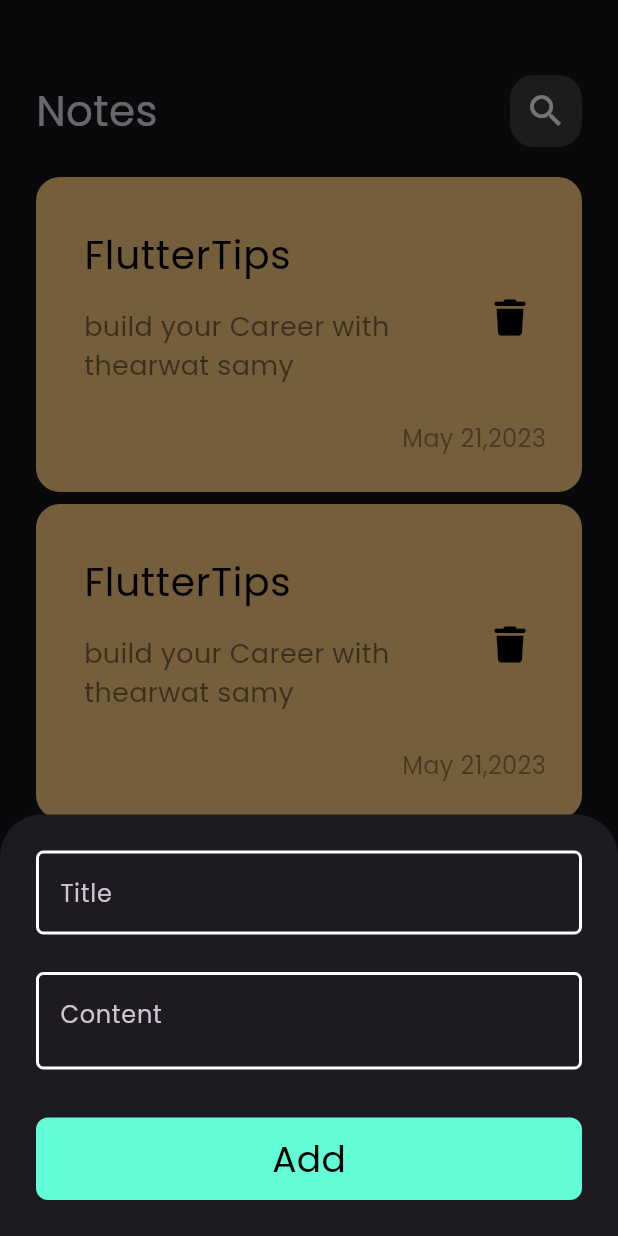
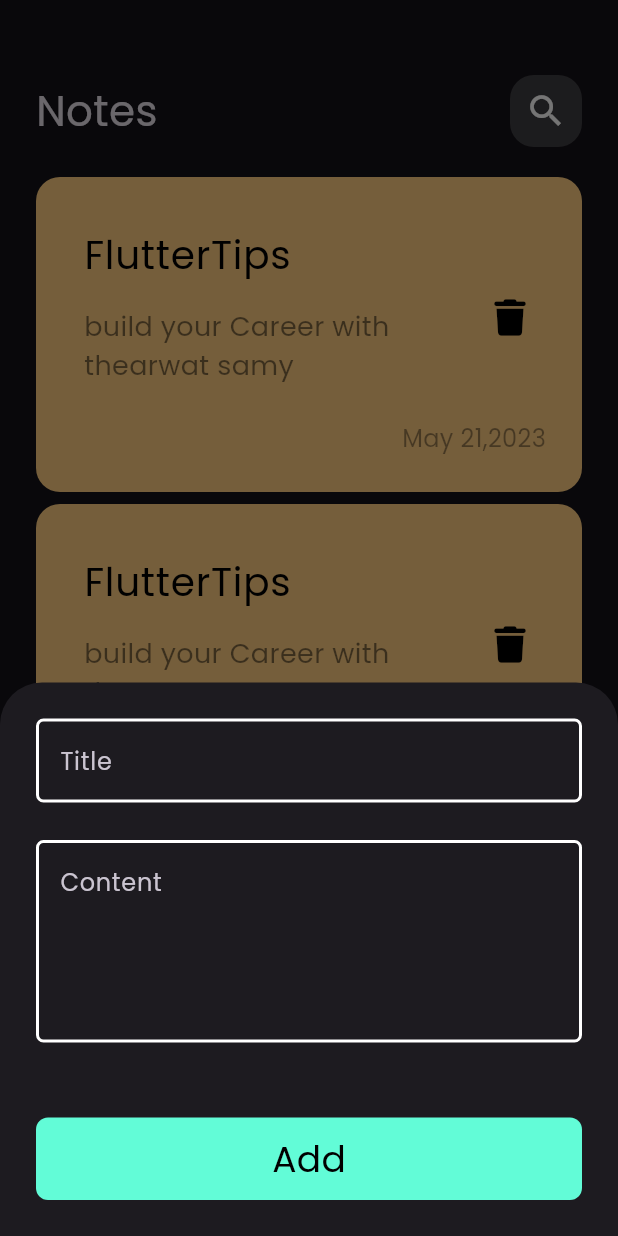
Before and after one commit to AbdelmenamAdel/Notes-App, a Flutter app: the screen it shows after launch, after a tap on the "add" icon, on a phone screen of 412 x 824 dp. Run offline on Flutter 3.47's test engine with Material 3 defaults, Android fonts, the phone set to English and light mode, and no system bars; our stand-ins replace font_awesome_flutter.

Commit message:
finished notes buttom sheet

```diff
--- a/lib/Views/notes_view.dart
+++ b/lib/Views/notes_view.dart
@@ -1,7 +1,6 @@
 import 'package:flutter/material.dart';
 import 'package:notes_app/Views/constants.dart';
 import 'package:notes_app/Views/widget/add_note_buttom_sheet.dart';
-import 'package:notes_app/Views/widget/custom_text_form_field.dart';
 import 'package:notes_app/Views/widget/notes_view_body.dart';
 
 class NotesView extends StatelessWidget {
@@ -12,6 +11,8 @@ class NotesView extends StatelessWidget {
     return Scaffold(
       body: const NotesViewBody(),
       floatingActionButton: FloatingActionButton(
+        shape: RoundedRectangleBorder(borderRadius: BorderRadius.circular(50)),
+        backgroundColor: kPrimaryColor,
         onPressed: () {
           showModalBottomSheet(
               // shape: RoundedRectangleBorder(
@@ -21,7 +22,7 @@ class NotesView extends StatelessWidget {
         },
         child: const Icon(
           Icons.add,
-          color: kPrimaryColor,
+          color: black,
         ),
       ),
     );
--- a/lib/Views/widget/add_note_buttom_sheet.dart
+++ b/lib/Views/widget/add_note_buttom_sheet.dart
@@ -14,8 +14,12 @@ class AddNoteButtomSheet extends StatelessWidget {
           children: [
             CustomTextFormField(hintText: 'Title'),
             const SizedBox(height: 16),
-            CustomTextFormField(hintText: 'Content', maxLines: 5),
-            const SizedBox(height: 32),
+            CustomTextFormField(
+              hintText: 'Content',
+              maxLines: 5,
+              height: 135,
+            ),
+            const SizedBox(height: 50),
             const CustomButton(),
           ],
         ),
--- a/lib/Views/widget/notes_list_view_item.dart
+++ b/lib/Views/widget/notes_list_view_item.dart
@@ -9,6 +9,7 @@ class NotesListView extends StatelessWidget {
     return Padding(
       padding: const EdgeInsets.symmetric(vertical: 16),
       child: ListView.builder(
+        padding: EdgeInsets.zero,
         itemBuilder: (context, index) => const Padding(
           padding: EdgeInsets.symmetric(vertical: 4.0),
           child: NoteItem(),
```
